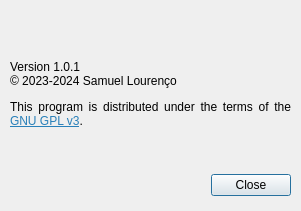
This is src/aboutdialog.ui in bloguetronica/mcp2210-conf as Qt 5 draws it before an edit. The edited form follows.
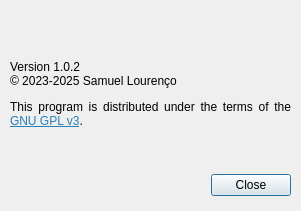
This is the edited form. Icons and pictures are not drawn.

What changed in the file:
```diff
--- a/src/aboutdialog.ui
+++ b/src/aboutdialog.ui
@@ -78,7 +78,7 @@
     </rect>
    </property>
    <property name="text">
-    <string>&lt;html&gt;&lt;head/&gt;&lt;body&gt;&lt;p&gt;Version 1.0.1&lt;br/&gt;© 2023-2024 Samuel Lourenço&lt;/p&gt;&lt;p&gt;This program is distributed under the terms of the &lt;a href=&quot;https://www.gnu.org/licenses/gpl-3.0-standalone.html&quot;&gt;&lt;span style=&quot; text-decoration: underline; color:#2980b9;&quot;&gt;GNU GPL v3&lt;/span&gt;&lt;/a&gt;.&lt;/p&gt;&lt;/body&gt;&lt;/html&gt;</string>
+    <string>&lt;html&gt;&lt;head/&gt;&lt;body&gt;&lt;p&gt;Version 1.0.2&lt;br/&gt;© 2023-2025 Samuel Lourenço&lt;/p&gt;&lt;p&gt;This program is distributed under the terms of the &lt;a href=&quot;https://www.gnu.org/licenses/gpl-3.0-standalone.html&quot;&gt;&lt;span style=&quot; text-decoration: underline; color:#2980b9;&quot;&gt;GNU GPL v3&lt;/span&gt;&lt;/a&gt;.&lt;/p&gt;&lt;/body&gt;&lt;/html&gt;</string>
    </property>
    <property name="alignment">
     <set>Qt::AlignJustify|Qt::AlignTop</set>
```
